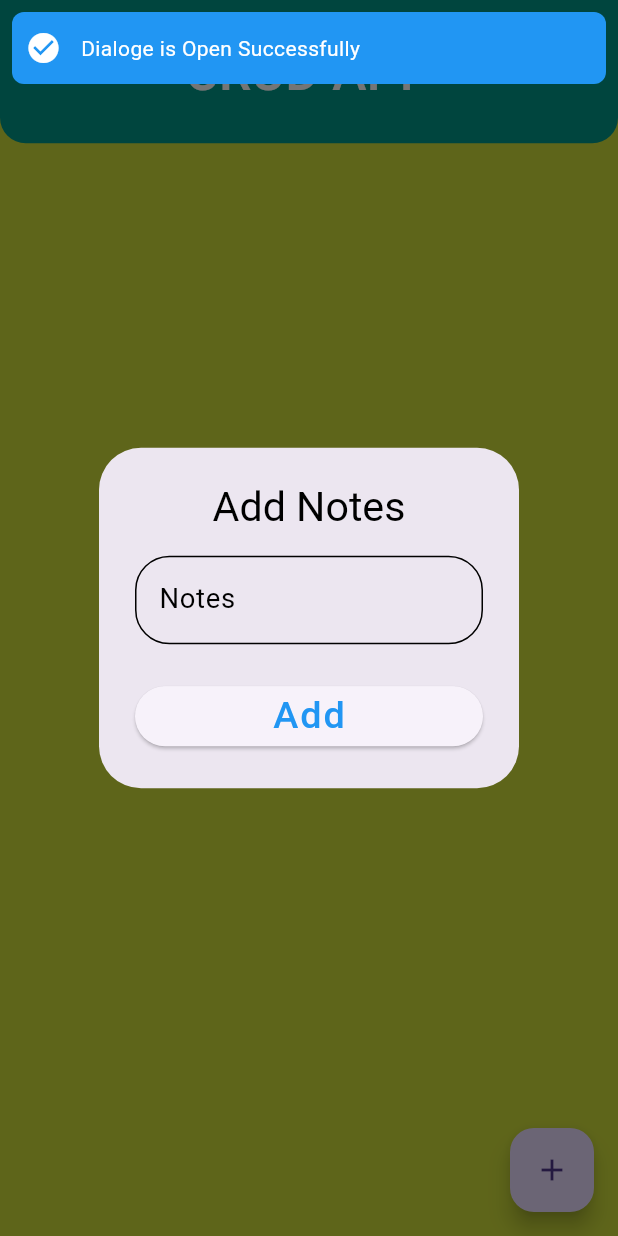
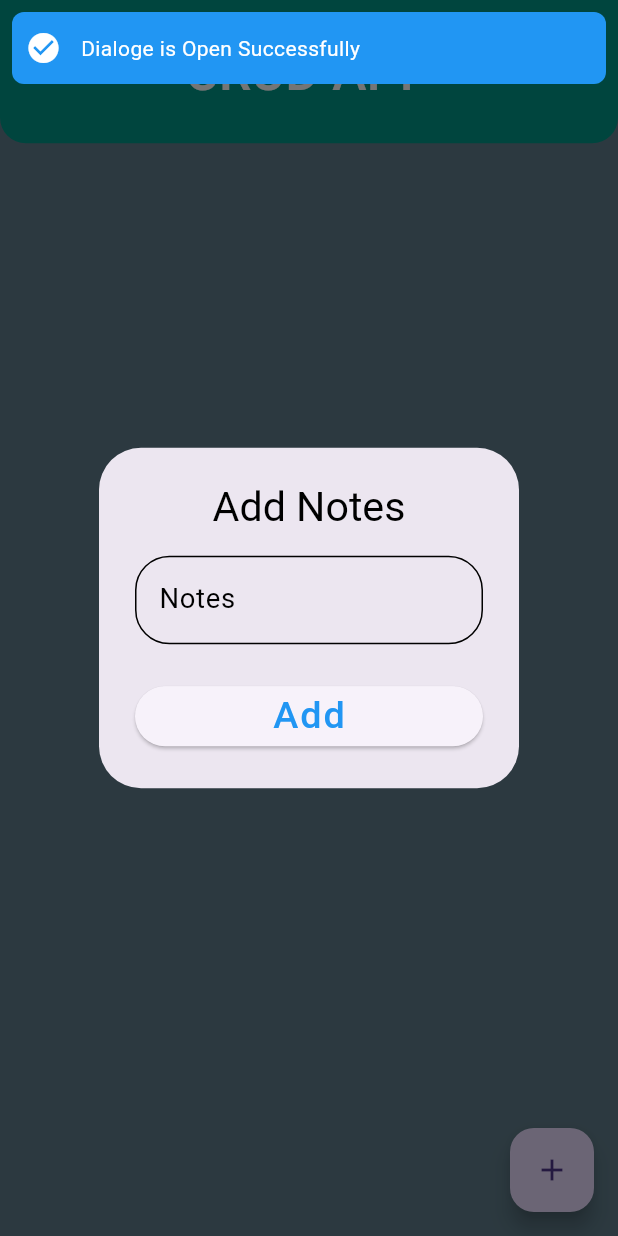
Before and after one commit to Gulshid/CRUD_OPERATION, a Flutter app: the HomeView screen opened directly, after a tap on the "add" icon, on a phone screen of 412 x 824 dp. Run offline on Flutter 3.47's test engine with Material 3 defaults, Android fonts, the light colour scheme and no system bars; drawn by our look-alikes of another_flushbar; our stand-ins replace cloud_firestore, firebase_auth, firebase_core, firebase_storage, flutter_screenutil, flutter_spinkit and 2 more; accounts and stored records are empty; network calls fail; Roboto replaces fonts that are missing (Abel).

Commit message:
Completed Crud App with Firebase

```diff
--- a/crud_operation/lib/View_Model/crud_provider.dart
+++ b/crud_operation/lib/View_Model/crud_provider.dart
@@ -18,6 +18,12 @@ class CrudProvider with ChangeNotifier {
     String? docid,
     VoidCallback? onupdated,
   }) async {
+    if (docid != null) {
+    final doc = await crud.doc(docid).get();
+    textController.text = doc['note'] ?? '';
+  } else {
+    textController.clear();
+  }
     showDialog(
       context: context,
       builder: (context) {
--- a/crud_operation/lib/main.dart
+++ b/crud_operation/lib/main.dart
@@ -55,7 +55,7 @@ class MyApp extends StatelessWidget {
                   ),
                 ),
 
-                initialRoute: Routesname.upload,
+                initialRoute: Routesname.splash,
                 onGenerateRoute: Routes.generateRoute,
               );
             },
--- a/crud_operation/lib/view_/home_view.dart
+++ b/crud_operation/lib/view_/home_view.dart
@@ -19,7 +19,7 @@ class _HomeViewState extends State<HomeView> {
     final crud_provider = Provider.of<CrudProvider>(context);
     return Scaffold(
       // ignore: deprecated_member_use
-      backgroundColor: Colors.lime,
+      backgroundColor: Colors.blueGrey,
       appBar: AppBar(
         title: Text('CRUD APP', style: GoogleFonts.abel(color: Colors.white, fontSize: 30.sp),),
         centerTitle: true,
```
Also changed, not shown: crud_operation/lib/View_Model/Splash_provider.dart (+8 -1 lines).
